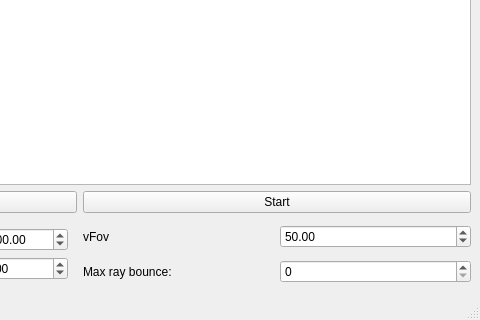
pdani86/raytracing.github.io, file src/qt/RtViewer/mainwindow.ui: the form before one commit; both pictures show x 320 to 800 and y 280 to 600 of the 800 by 600 pixel window.
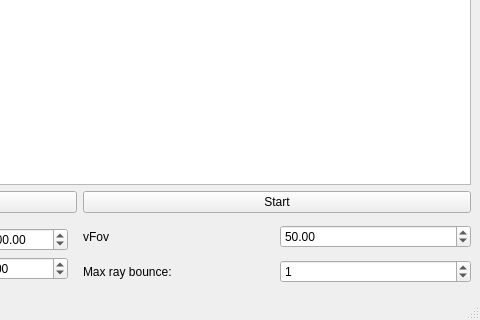
The form after the commit.

Patch:
```diff
--- a/src/qt/RtViewer/mainwindow.ui
+++ b/src/qt/RtViewer/mainwindow.ui
@@ -170,6 +170,9 @@
           <property name="minimum">
            <number>0</number>
           </property>
+          <property name="value">
+           <number>1</number>
+          </property>
          </widget>
         </item>
        </layout>
```
